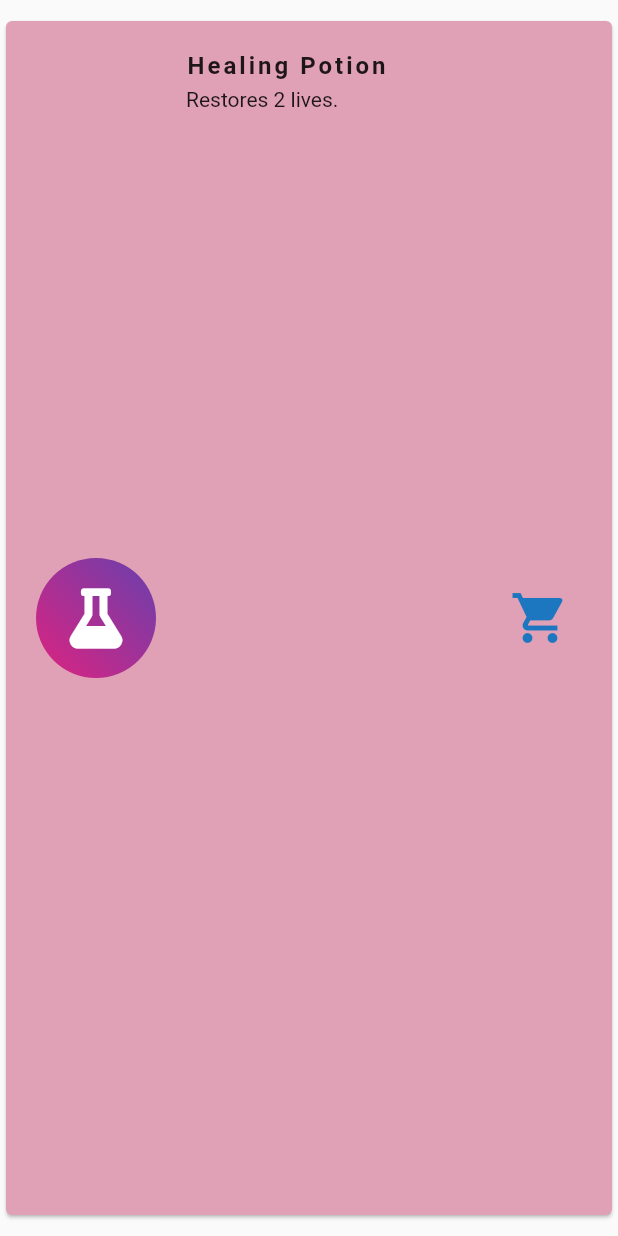
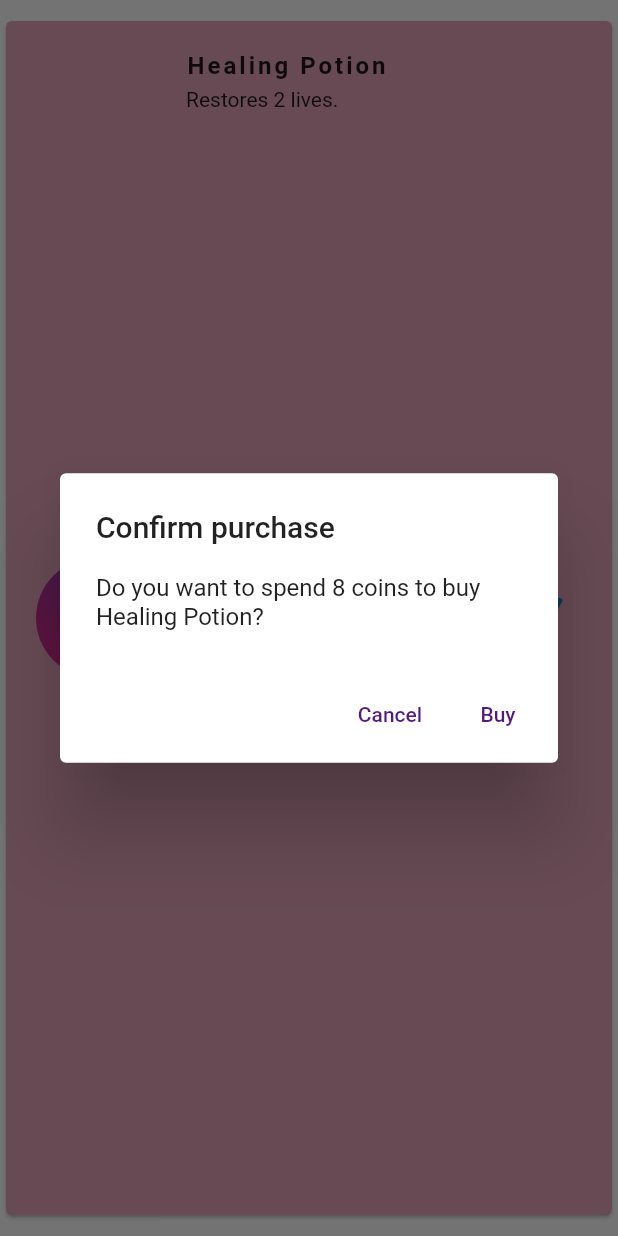
Before and after one commit to camila-fukuda/ryc_desafio_do_modulo_basico, a Flutter app: the RewardItem widget shown alone on an empty page, opened directly with sample values from the repository, after a tap on the "shopping cart" icon, on a phone screen of 412 x 824 dp. Run offline on Flutter 3.47's test engine with Material 2 defaults, Android fonts, the light colour scheme and no system bars; our stand-ins replace font_awesome_flutter.

Commit message:
Número de moedas funcionando,

```diff
--- a/lib/components/reward_item.dart
+++ b/lib/components/reward_item.dart
@@ -4,6 +4,7 @@ import 'package:ryc_desafio_do_modulo_basico/models/reward.dart';
 class RewardItem extends StatelessWidget {
   final Reward reward;
   final Function(Reward) buyReward;
+
   const RewardItem(this.reward, this.buyReward, {super.key});
 
   @override
@@ -61,7 +62,31 @@ class RewardItem extends StatelessWidget {
                   Icons.shopping_cart,
                   color: Color.fromARGB(255, 29, 119, 192),
                 ),
-                onPressed: () => buyReward(reward),
+                onPressed: () {
+                  showDialog(
+                    context: context,
+                    builder: (BuildContext context) {
+                      return AlertDialog(
+                        title: const Text('Confirm purchase'),
+                        content: Text(
+                            'Do you want to spend ${reward.price} coins to buy ${reward.name}?'),
+                        actions: [
+                          TextButton(
+                            onPressed: () => Navigator.pop(context),
+                            child: const Text('Cancel'),
+                          ),
+                          TextButton(
+                            onPressed: () {
+                              Navigator.pop(context);
+                              buyReward(reward);
+                            },
+                            child: const Text('Buy'),
+                          ),
+                        ],
+                      );
+                    },
+                  );
+                },
               )
             ],
           ),
--- a/lib/pages/home_page.dart
+++ b/lib/pages/home_page.dart
@@ -19,6 +19,7 @@ class _DashboardState extends State<HomePage> {
   @override
   void initState() {
     super.initState();
+
     _screens = [
       {'title': 'Home Page', 'screen': const DashboardPage()},
       {'title': 'Rewards', 'screen': const RewardsPage()},
```
Also changed, not shown: lib/models/user_info.dart (+20 -0 lines), lib/pages/rewards_page.dart (+27 -4 lines).
